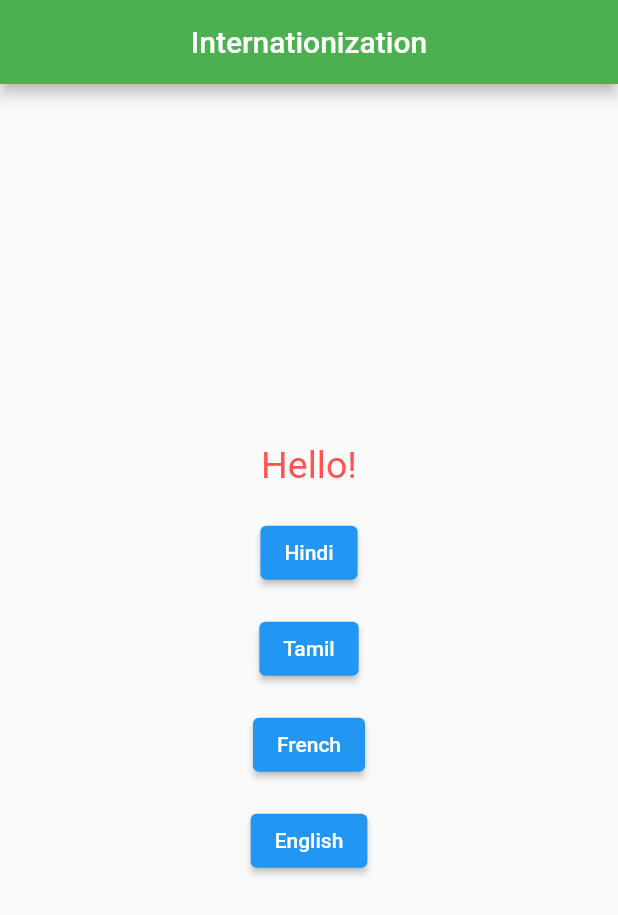
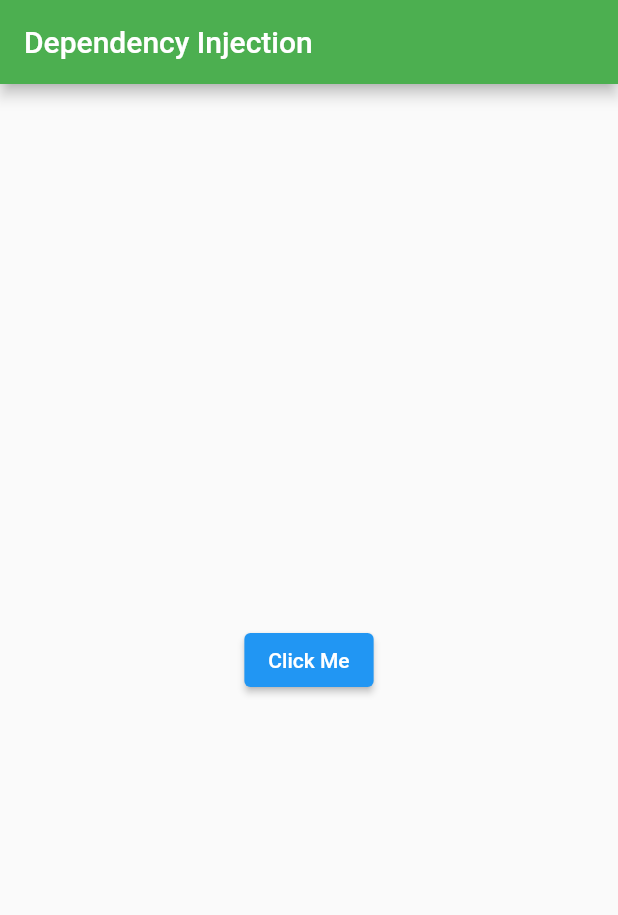
Before and after one commit to vigneshram2011/sheru, a Flutter app: the screen it shows after launch, on a phone screen of 412 x 824 dp. Shown: the top 915 px of the screen. Run offline on Flutter 3.47's test engine with Material 2 defaults, Android fonts, the phone set to English and light mode, and no system bars; our stand-ins replace get, shared_preferences.

Commit message:
after sixteenth video - working on console

```diff
--- a/lib/main.dart
+++ b/lib/main.dart
@@ -12,58 +12,29 @@ void main() => runApp(MyApp());
 
 // ignore: must_be_immutable
 class MyApp extends StatelessWidget {
-  MyController myController = Get.put(MyController());
+  MyController myController = Get.put(MyController(), tag: 'instance1', permanent: true);
   @override
   Widget build(BuildContext context) {
     return GetMaterialApp(
-      translations: Messages(),
-      locale: Locale('en', 'US'),
-      fallbackLocale: Locale('en', 'US'),
-      theme: ThemeData(
-        primarySwatch: Colors.blue,
-      ),
-      title: 'Internationization',
+      title: 'Dependency Injection',
       home: Scaffold(
         appBar: AppBar(
-          title: Text('Internationization'),
+          title: Text(
+            'Dependency Injection',
+          ),
           backgroundColor: Colors.green,
-          centerTitle: true,
         ),
         body: Center(
           child: Column(
             mainAxisAlignment: MainAxisAlignment.center,
             crossAxisAlignment: CrossAxisAlignment.center,
             children: [
-              Text('Hello!'.tr,
-                  style: TextStyle(fontSize: 25, color: Colors.redAccent)),
-              SizedBox(height: 20,),
               ElevatedButton(
-                child: Text('Hindi'),
+                child: Text('Click Me'),
                 onPressed: () {
-                  myController.changeLanguage('hi', 'IN');
+                  Get.find<MyController>().incrementCounter();
                 },
-              ),
-              SizedBox(height: 16),
-              ElevatedButton(
-                child: Text('Tamil'),
-                onPressed: () {
-                  myController.changeLanguage('ta', 'IN');
-                },
-              ),
-              SizedBox(height: 16),
-              ElevatedButton(
-                child: Text('French'),
-                onPressed: () {
-                  myController.changeLanguage('fr', 'FR');
-                },
-              ),
-              SizedBox(height: 16),
-              ElevatedButton(
-                child: Text('English'),
-                onPressed: () {
-                  myController.changeLanguage('en', 'US');
-                },
-              ),
+              )
             ],
           ),
         ),
--- a/lib/messages.dart
+++ /dev/null
@@ -1,19 +0,0 @@
-import 'package:get/get.dart';
-
-class Messages extends Translations{
-  @override
-  Map<String, Map<String, String>> get keys => {
-    'en_US': {
-       'Hello!': 'Hello!',
-    },
-    'hi_IN': {
-       'Hello!': 'नमस्ते!',
-    },
-    'ta_IN': {
-       'Hello!': 'வணக்கம்!',
-    },
-    'fr_FR': {
-       'Hello!': 'Bonjour!',
-    },
-  };
-}
--- a/lib/student.dart
+++ /dev/null
@@ -1,5 +0,0 @@
-import 'package:get/get.dart';
-
-class Student {
-  var name = 'Viggy Sheru Ram'.obs;
-}
--- a/pubspec.yaml
+++ b/pubspec.yaml
@@ -12,6 +12,7 @@ dependencies:
     sdk: flutter
   video_player: ^2.4.2
   syncfusion_flutter_pdfviewer: ^20.1.57-beta
+  shared_preferences: ^2.0.15
 
 dev_dependencies:
   flutter_lints: ^2.0.0
```
Also changed, not shown: lib/my_controller.dart (+7 -5 lines), pubspec.lock, 1 other file.
